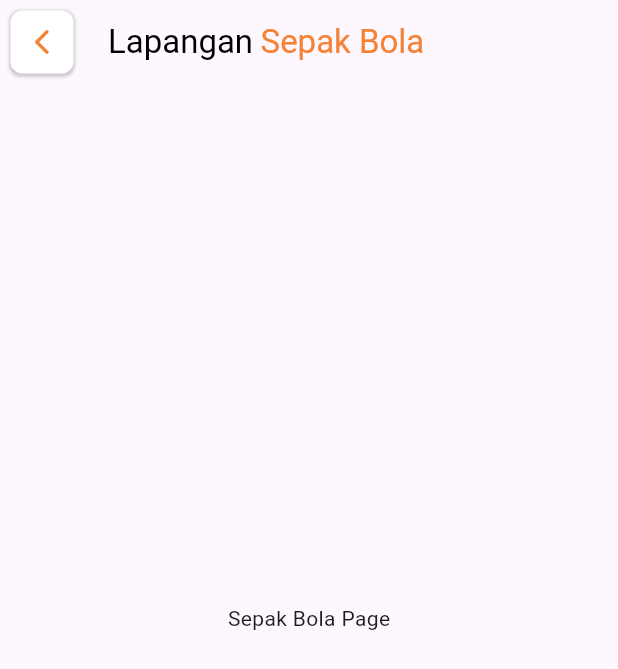
After one commit to GuidoAugusta/FieldFox, a Flutter app: the SepakBolaPage screen opened by its route, on a phone screen of 412 x 824 dp. The commit adds this screen. Shown: the top 669 px of the screen. Run offline on Flutter 3.47's test engine with Material 3 defaults, Android fonts, the phone set to English and light mode, and no system bars; our stand-ins replace carousel_slider, dots_indicator, flutter_feather_icons.

Commit message:
membuat page jenis lapangan dan navigator

```diff
--- a/lib/pages/homepage.dart
+++ b/lib/pages/homepage.dart
@@ -537,7 +537,7 @@ class MenuLapangan extends StatelessWidget {
   Widget build(BuildContext context) {
     return InkWell(
       onTap: () {
-        Navigator.pushNamed(context, '/notifikasi');
+        Navigator.pushNamed(context, navigator);
       },
       splashColor: Colors.transparent,
       highlightColor: Colors.transparent,
--- /dev/null
+++ b/lib/pages/sepakbola_page.dart
@@ -0,0 +1,65 @@
+import 'package:flutter/material.dart';
+
+class SepakBolaPage extends StatelessWidget {
+  const SepakBolaPage({super.key});
+
+  @override
+  Widget build(BuildContext context) {
+    return Scaffold(
+      extendBodyBehindAppBar: true,
+      appBar: AppBar(
+        surfaceTintColor: Colors.transparent,
+        shadowColor: Colors.transparent,
+        scrolledUnderElevation: 0,
+        backgroundColor: Colors.transparent,
+        leading: Padding(
+          padding: const EdgeInsets.all(7.0),
+          child: InkWell(
+            onTap: () {
+              Navigator.pop(context);
+            },
+            child: Container(
+              width: 40,
+              height: 40,
+              decoration: BoxDecoration(
+                color: Colors.white,
+                borderRadius: BorderRadius.circular(8),
+                boxShadow: [
+                  BoxShadow(
+                    color: Colors.grey.withOpacity(0.5),
+                    spreadRadius: 1,
+                    blurRadius: 1,
+                    offset: Offset(0, 1),
+                  ),
+                ],
+              ),
+              child: Icon(
+                Icons.arrow_back_ios_new_rounded,
+                size: 20,
+                color: Color(0xFFF58235),
+              ),
+            ),
+          ),
+        ),
+        title: Row(
+          children: [
+            Text(
+              'Lapangan',
+              style: TextStyle(color: Colors.black),
+            ),
+            SizedBox(
+              width: 5,
+            ),
+            Text(
+              'Sepak Bola',
+              style: TextStyle(color: Color(0xFFF58235)),
+            ),
+          ],
+        ),
+      ),
+      body: Center(
+        child: Text('Sepak Bola Page'),
+      ),
+    );
+  }
+}
```
Also changed, not shown: lib/main.dart (+12 -0 lines), lib/pages/badminton_page.dart (added, +65 -0 lines), lib/pages/basket_page.dart (added, +65 -0 lines), lib/pages/futsal_page.dart (added, +65 -0 lines), lib/pages/menu_lapangan_page.dart (+36 -7 lines), lib/pages/renang_page.dart (added, +65 -0 lines), lib/pages/voli_page.dart (added, +65 -0 lines).
